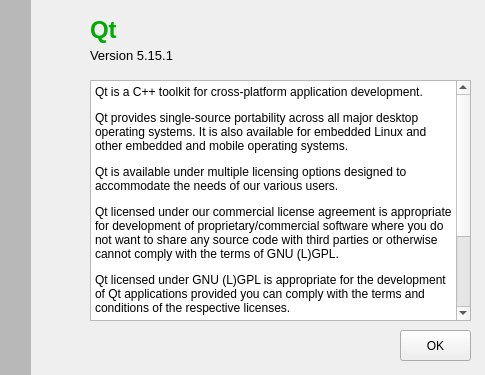
Before: the Qt Designer form aboutqt.ui in jDan735/qtcanobu, drawn with Qt 5.
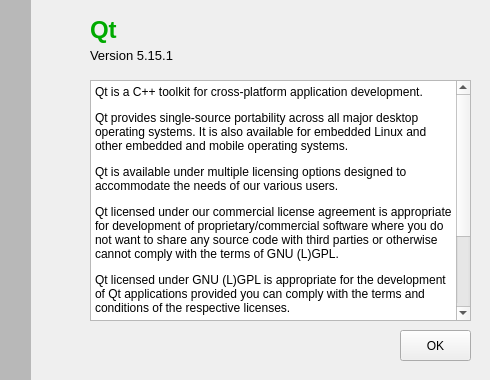
After: the same form once the commit is applied. Icons and pictures are not drawn.

What changed in the file:
```diff
--- a/aboutqt.ui
+++ b/aboutqt.ui
@@ -6,20 +6,20 @@
    <rect>
     <x>0</x>
     <y>0</y>
-    <width>485</width>
-    <height>375</height>
+    <width>490</width>
+    <height>380</height>
    </rect>
   </property>
   <property name="minimumSize">
    <size>
-    <width>485</width>
-    <height>375</height>
+    <width>490</width>
+    <height>380</height>
    </size>
   </property>
   <property name="maximumSize">
    <size>
-    <width>485</width>
-    <height>375</height>
+    <width>490</width>
+    <height>380</height>
    </size>
   </property>
   <property name="windowTitle">
```
